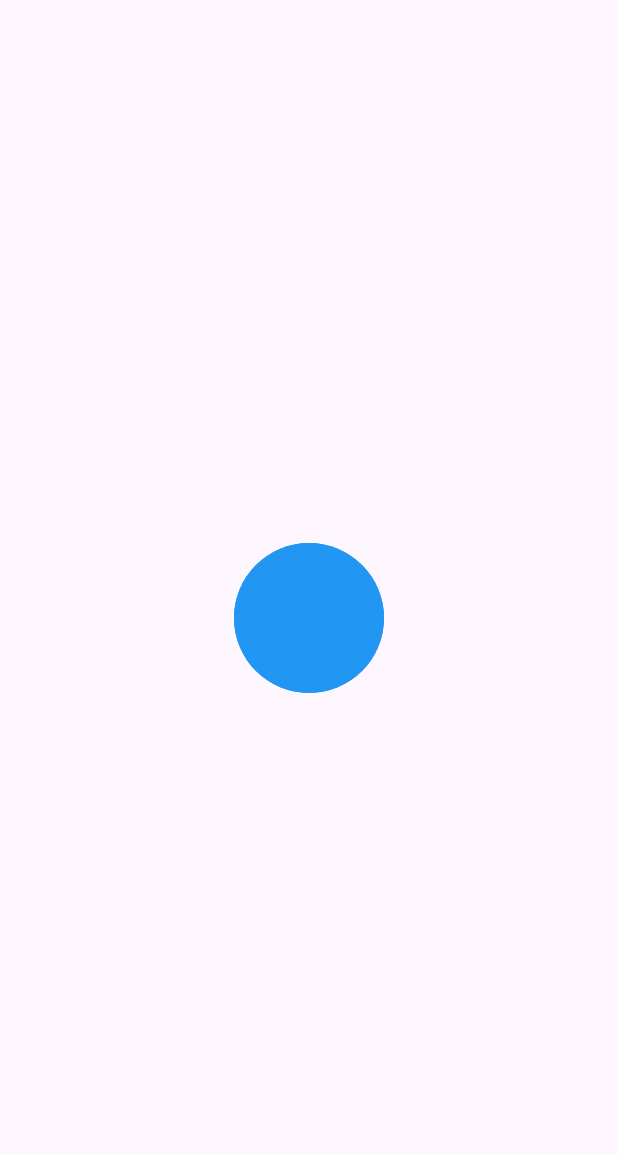
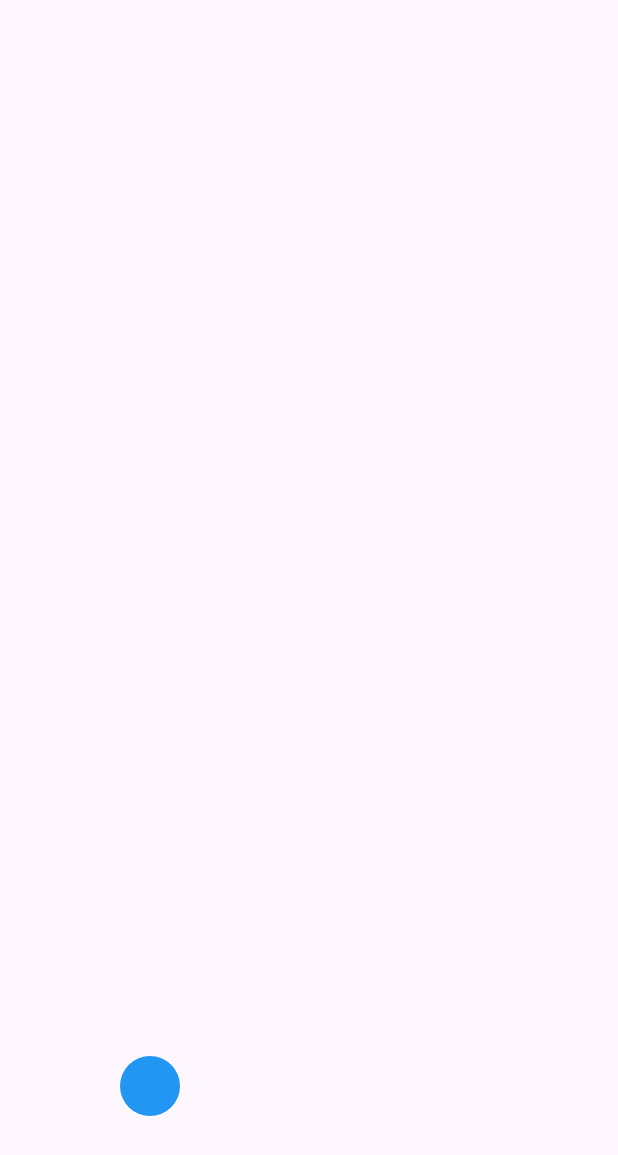
Before and after one commit to aadhitechie/flutter-animations, a Flutter app: the screen it shows after launch, on a phone screen of 412 x 824 dp. Shown: the top 1155 px of the screen. Run offline on Flutter 3.47's test engine with Material 3 defaults, Android fonts, the phone set to English and light mode, and no system bars.

Commit message:
custom paint done

```diff
--- a/lib/custom_painter_example/bouncing_ball_animation.dart
+++ b/lib/custom_painter_example/bouncing_ball_animation.dart
@@ -7,7 +7,26 @@ class BouncingBallAnimation extends StatefulWidget {
   State<BouncingBallAnimation> createState() => _BouncingBallAnimationState();
 }
 
-class _BouncingBallAnimationState extends State<BouncingBallAnimation> {
+class _BouncingBallAnimationState extends State<BouncingBallAnimation>  with SingleTickerProviderStateMixin{
+  late AnimationController controller;
+  late Animation<double> animation;
+
+  @override
+  void initState() {
+    // TODO: implement initState
+    super.initState();
+    controller = AnimationController(vsync: this,duration: Duration(seconds: 1));
+    animation = Tween<double>(begin: 0,end: 1).animate(controller);
+    controller.forward();
+    controller.addStatusListener((status) {
+      if (controller.isCompleted) {
+        controller.reverse();
+      }
+      else if(controller.isDismissed){
+        controller.forward();
+      }
+    });
+  }
   @override
   Widget build(BuildContext context) {
     return Scaffold(
@@ -15,10 +34,37 @@ class _BouncingBallAnimationState extends State<BouncingBallAnimation> {
         child: Column(
           mainAxisAlignment: MainAxisAlignment.end,
           children: [
-            // Need Ball
+            AnimatedBuilder(
+              animation: animation,
+              builder: (context,child)=> CustomPaint(
+                size: Size(200, 200),
+                painter: BouncingBallPaint(
+                  animation.value
+                ),
+              ),
+            )
           ],
         ),
       ),
     );
   }
 }
+
+class BouncingBallPaint extends CustomPainter {
+  final double animationVal;
+  BouncingBallPaint(this.animationVal);
+  @override
+  void paint(Canvas canvas, Size size) {
+    // TODO: implement paint
+    canvas.drawCircle(
+      Offset(size.width / 2, size.height - (size.height * animationVal)),
+      20,
+      Paint()..color = Colors.blue,
+    );
+  }
+
+  @override
+  bool shouldRepaint(covariant CustomPainter oldDelegate) {
+    return true;
+  }
+}
--- a/lib/main.dart
+++ b/lib/main.dart
@@ -1,4 +1,4 @@
-import 'package:animation_starter_code/page_route_builder_animation/splash_animation.dart';
+import 'package:animation_starter_code/custom_painter_example/bouncing_ball_animation.dart';
 import 'package:flutter/material.dart';
 
 void main() {
@@ -17,7 +17,7 @@ class MyApp extends StatelessWidget {
         colorScheme: ColorScheme.fromSeed(seedColor: Colors.deepPurple),
         useMaterial3: true,
       ),
-      home:  const SplashAnimation(),
+      home:  const BouncingBallAnimation(),
     );
   }
 }
```
Also changed, not shown: lib/page_route_builder_animation/splash_animation.dart (+14 -12 lines), 10 other files.
